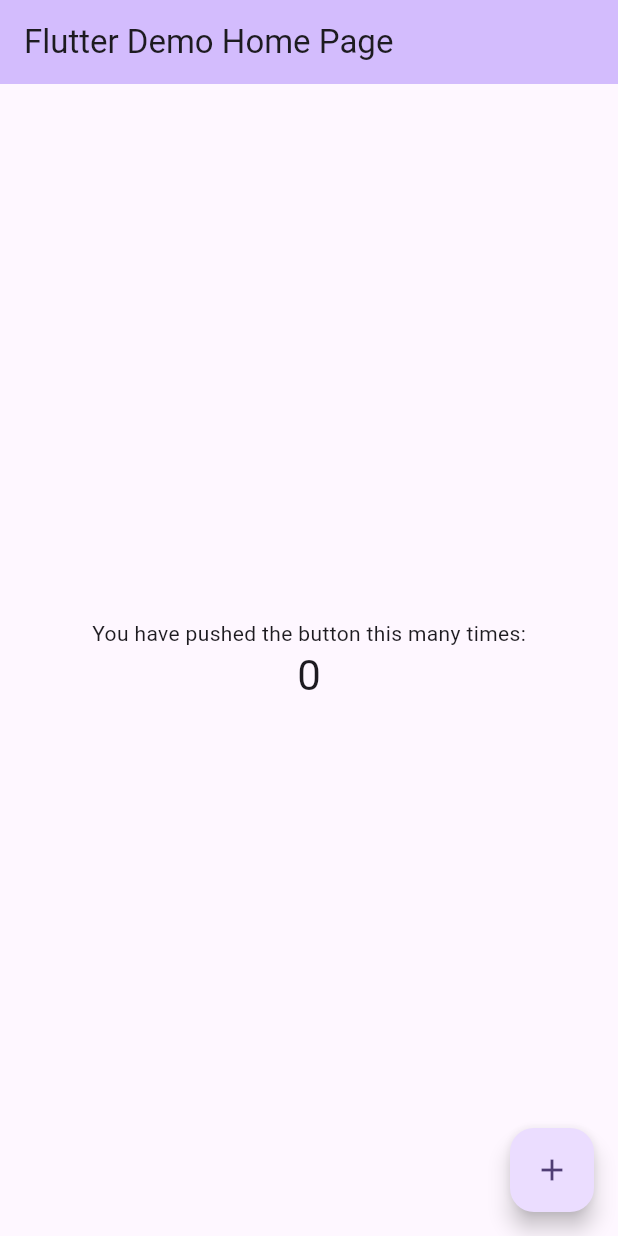
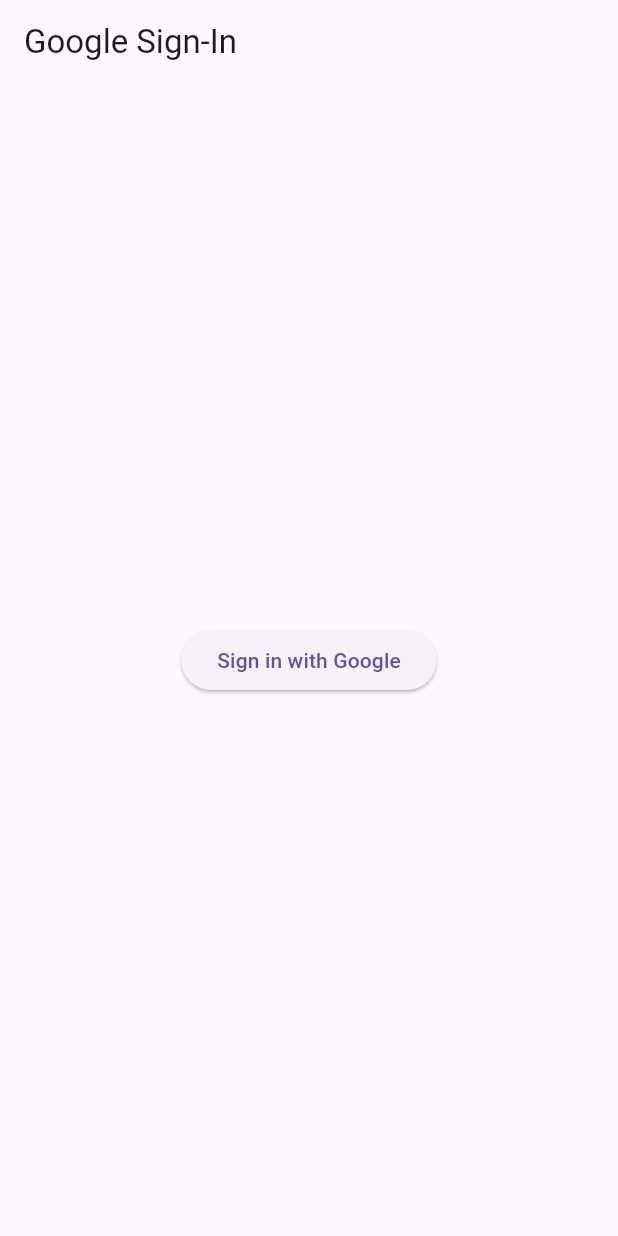
Before and after one commit to aaronlovi/AuthPrototype, a Flutter app: the screen it shows after launch, on a phone screen of 412 x 824 dp. Run offline on Flutter 3.47's test engine with Material 3 defaults, Android fonts, the phone set to English and light mode, and no system bars; our stand-ins replace google_sign_in.

Commit message:
Add Google Sign-In integration and update dependencies

```diff
--- a/auth_prototype/lib/main.dart
+++ b/auth_prototype/lib/main.dart
@@ -1,122 +1,93 @@
+import 'dart:developer';
+
 import 'package:flutter/material.dart';
+import 'package:google_sign_in/google_sign_in.dart';
 
 void main() {
-  runApp(const MyApp());
+  runApp(MyApp());
 }
 
 class MyApp extends StatelessWidget {
   const MyApp({super.key});
 
-  // This widget is the root of your application.
   @override
   Widget build(BuildContext context) {
     return MaterialApp(
-      title: 'Flutter Demo',
-      theme: ThemeData(
-        // This is the theme of your application.
-        //
-        // TRY THIS: Try running your application with "flutter run". You'll see
-        // the application has a purple toolbar. Then, without quitting the app,
-        // try changing the seedColor in the colorScheme below to Colors.green
-        // and then invoke "hot reload" (save your changes or press the "hot
-        // reload" button in a Flutter-supported IDE, or press "r" if you used
-        // the command line to start the app).
-        //
-        // Notice that the counter didn't reset back to zero; the application
-        // state is not lost during the reload. To reset the state, use hot
-        // restart instead.
-        //
-        // This works for code too, not just values: Most code changes can be
-        // tested with just a hot reload.
-        colorScheme: ColorScheme.fromSeed(seedColor: Colors.deepPurple),
-      ),
-      home: const MyHomePage(title: 'Flutter Demo Home Page'),
+      title: 'Google Sign-In Demo',
+      theme: ThemeData(primarySwatch: Colors.blue),
+      home: GoogleSignInDemo(),
     );
   }
 }
 
-class MyHomePage extends StatefulWidget {
-  const MyHomePage({super.key, required this.title});
-
-  // This widget is the home page of your application. It is stateful, meaning
-  // that it has a State object (defined below) that contains fields that affect
-  // how it looks.
-
-  // This class is the configuration for the state. It holds the values (in this
-  // case the title) provided by the parent (in this case the App widget) and
-  // used by the build method of the State. Fields in a Widget subclass are
-  // always marked "final".
-
-  final String title;
+class GoogleSignInDemo extends StatefulWidget {
+  const GoogleSignInDemo({super.key});
 
   @override
-  State<MyHomePage> createState() => _MyHomePageState();
+  GoogleSignInDemoState createState() => GoogleSignInDemoState();
 }
 
-class _MyHomePageState extends State<MyHomePage> {
-  int _counter = 0;
+class GoogleSignInDemoState extends State<GoogleSignInDemo> {
+  final GoogleSignIn _googleSignIn = GoogleSignIn(scopes: ['email', 'profile']);
 
-  void _incrementCounter() {
+  GoogleSignInAccount? _user;
+
+  Future<void> signInWithGoogle() async {
+    try {
+      final GoogleSignInAccount? account = await _googleSignIn.signIn();
+      if (account == null) {
+        log('User canceled sign-in');
+        return; // user cancelled
+      }
+
+      log('User signed in:');
+      log('Display Name: ${account.displayName}');
+      log('Email: ${account.email}');
+      log('Photo URL: ${account.photoUrl}');
+      log('ID: ${account.id}');
+
+      setState(() {
+        _user = account;
+      });
+    } catch (e) {
+      log('Google sign-in error: $e');
+    }
+  }
+
+  Future<void> signOut() async {
+    await _googleSignIn.signOut();
     setState(() {
-      // This call to setState tells the Flutter framework that something has
-      // changed in this State, which causes it to rerun the build method below
-      // so that the display can reflect the updated values. If we changed
-      // _counter without calling setState(), then the build method would not be
-      // called again, and so nothing would appear to happen.
-      _counter++;
+      _user = null;
     });
   }
 
   @override
   Widget build(BuildContext context) {
-    // This method is rerun every time setState is called, for instance as done
-    // by the _incrementCounter method above.
-    //
-    // The Flutter framework has been optimized to make rerunning build methods
-    // fast, so that you can just rebuild anything that needs updating rather
-    // than having to individually change instances of widgets.
     return Scaffold(
-      appBar: AppBar(
-        // TRY THIS: Try changing the color here to a specific color (to
-        // Colors.amber, perhaps?) and trigger a hot reload to see the AppBar
-        // change color while the other colors stay the same.
-        backgroundColor: Theme.of(context).colorScheme.inversePrimary,
-        // Here we take the value from the MyHomePage object that was created by
-        // the App.build method, and use it to set our appbar title.
-        title: Text(widget.title),
+      appBar: AppBar(title: Text('Google Sign-In')),
+      body: Center(
+        child:
+            _user == null
+                ? ElevatedButton(
+                  onPressed: signInWithGoogle,
+                  child: Text('Sign in with Google'),
+                )
+                : Column(
+                  mainAxisAlignment: MainAxisAlignment.center,
+                  children: [
+                    if (_user!.photoUrl != null)
+                      CircleAvatar(
+                        backgroundImage: NetworkImage(_user!.photoUrl!),
+                        radius: 40,
+                      ),
+                    SizedBox(height: 16),
+                    Text('Name: ${_user!.displayName ?? 'N/A'}'),
+                    Text('Email: ${_user!.email}'),
+                    SizedBox(height: 16),
+                    ElevatedButton(onPressed: signOut, child: Text('Sign Out')),
+                  ],
+                ),
       ),
-      body: Center(
-        // Center is a layout widget. It takes a single child and positions it
-        // in the middle of the parent.
-        child: Column(
-          // Column is also a layout widget. It takes a list of children and
-          // arranges them vertically. By default, it sizes itself to fit its
-          // children horizontally, and tries to be as tall as its parent.
-          //
-          // Column has various properties to control how it sizes itself and
-          // how it positions its children. Here we use mainAxisAlignment to
-          // center the children vertically; the main axis here is the vertical
-          // axis because Columns are vertical (the cross axis would be
-          // horizontal).
-          //
-          // TRY THIS: Invoke "debug painting" (choose the "Toggle Debug Paint"
-          // action in the IDE, or press "p" in the console), to see the
-          // wireframe for each widget.
-          mainAxisAlignment: MainAxisAlignment.center,
-          children: <Widget>[
-            const Text('You have pushed the button this many times:'),
-            Text(
-              '$_counter',
-              style: Theme.of(context).textTheme.headlineMedium,
-            ),
-          ],
-        ),
-      ),
-      floatingActionButton: FloatingActionButton(
-        onPressed: _incrementCounter,
-        tooltip: 'Increment',
-        child: const Icon(Icons.add),
-      ), // This trailing comma makes auto-formatting nicer for build methods.
     );
   }
 }
--- a/auth_prototype/pubspec.yaml
+++ b/auth_prototype/pubspec.yaml
@@ -34,6 +34,7 @@
   # The following adds the Cupertino Icons font to your application.
   # Use with the CupertinoIcons class for iOS style icons.
   cupertino_icons: ^1.0.8
+  google_sign_in: ^6.3.0
 
 dev_dependencies:
   flutter_test:
```
Also changed, not shown: auth_prototype/pubspec.lock, 3 other files.
